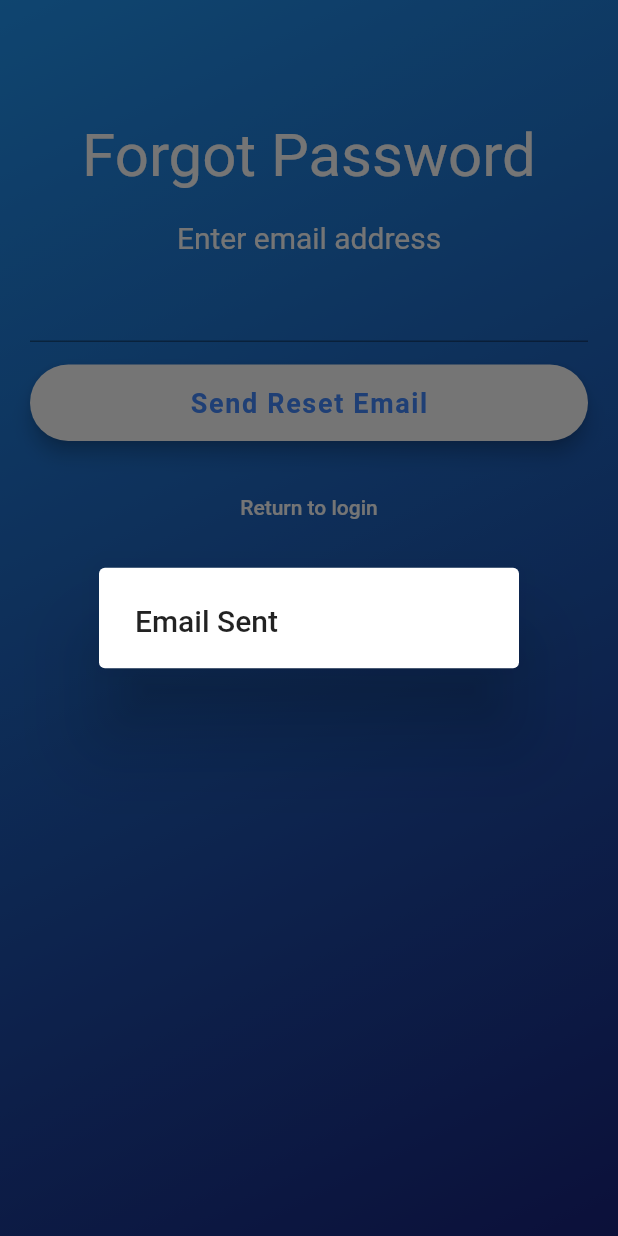
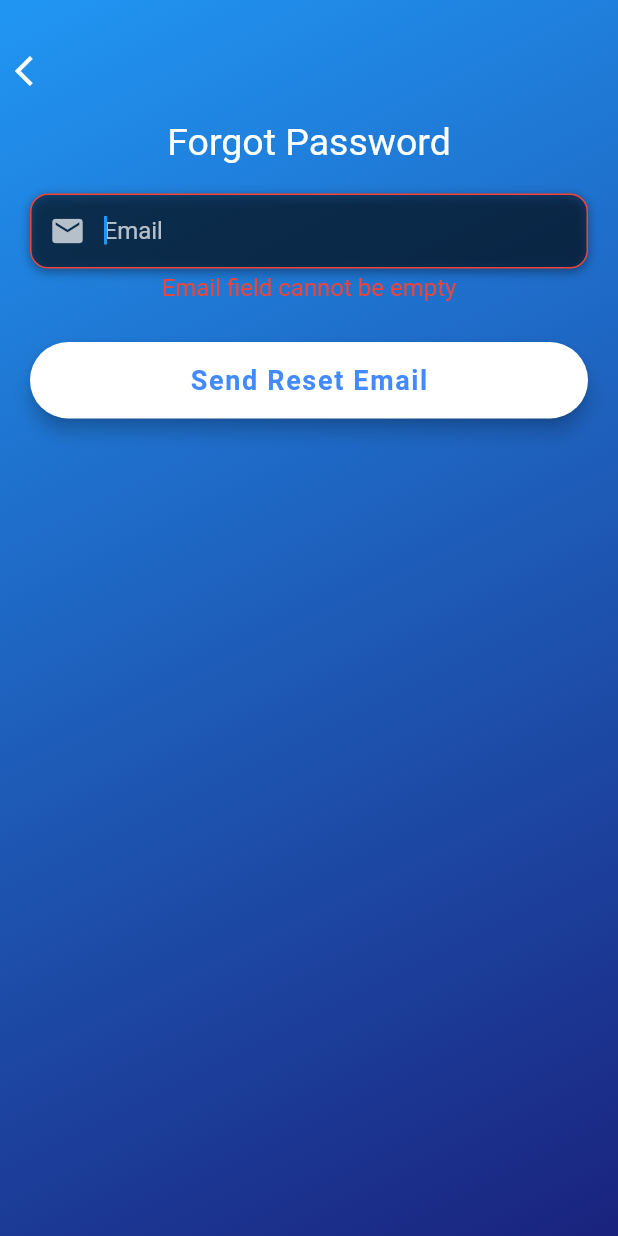
Before and after one commit to michaelpropp18/universal_store, a Flutter app: the ForgotPasswordScreen screen opened by its route, after a tap on "Send Reset Email", on a phone screen of 412 x 824 dp. Run offline on Flutter 3.47's test engine with Material 2 defaults, Android fonts, the phone set to English and light mode, and no system bars; our stand-ins replace cloud_firestore, firebase_auth, flutter_spinkit; accounts and stored records are empty.

Commit message:
ViewModel and UI tweak for Forgot Password

```diff
--- a/lib/services/auth.dart
+++ b/lib/services/auth.dart
@@ -71,6 +71,12 @@ class AuthService {
     }
   }
 
+  // TODO: reset password
+  Future resetPassword(String email) async {
+    AuthResultStatus _status = AuthResultStatus.successful;
+    return _status;
+  }
+
   // sign out
   Future signOut() async {
     try {
--- a/lib/view/authentication/forgot_password_screen.dart
+++ b/lib/view/authentication/forgot_password_screen.dart
@@ -1,21 +1,25 @@
-
 import 'package:flutter/material.dart';
 import 'package:universal_store/view/authentication/widgets/background_gradient.dart';
 import 'package:provider/provider.dart';
-import 'package:universal_store/routing/routing_constants.dart';
+import 'package:universal_store/view/authentication/widgets/error_text.dart';
 import 'package:universal_store/view/authentication/widgets/submit_button.dart';
 import 'package:universal_store/view_models/login_view_model.dart';
 
+import 'widgets/back_arrow.dart';
 import 'widgets/background_gradient.dart';
+import 'widgets/input_field.dart';
 
 class ForgotPasswordScreen extends StatelessWidget {
   createAlertDialog(BuildContext context) {
-    return showDialog(context: context, builder: (context){
+    return showDialog(
+        context: context,
+        builder: (context) {
           return AlertDialog(
             title: Text("Email Sent"),
           );
         });
   }
+
   @override
   Widget build(BuildContext context) {
     final viewModel = Provider.of<LoginViewModel>(context);
@@ -24,6 +28,7 @@ class ForgotPasswordScreen extends StatelessWidget {
       body: Stack(
         children: <Widget>[
           BackgroundGradient(),
+          BackArrow(),
           Container(
             padding: EdgeInsets.symmetric(
               horizontal: 20.0,
@@ -35,35 +40,30 @@ class ForgotPasswordScreen extends StatelessWidget {
                   'Forgot Password',
                   style: TextStyle(
                     color: Colors.white,
-                    fontSize: 40,
+                    fontSize: 25,
                   ),
                 ),
                 SizedBox(height: 20),
-                Text(
-                  'Enter email address',
-                  style: TextStyle(
-                    color: Colors.white,
-                    fontSize: 20,
+                InputField(
+                  error: viewModel.resetEmailError != '',
+                  autofocus: true,
+                  textInputType: TextInputType.emailAddress,
+                  hintText: 'Email',
+                  onChanged: (t) {
+                    viewModel.resetEmail = t;
+                  },
+                  icon: Icons.mail,
                 ),
-                ),
-                SizedBox(height: 10),
-                TextField(
-                ),
-                SizedBox(height: 15),
+                ErrorText(viewModel.resetEmailError),
+                SizedBox(height: 24),
                 SubmitButton(
-                  onPressed: () {
+                    onPressed: () async {
+                      if (await viewModel.resetPassword()) {
                         createAlertDialog(context);
+                      }
                     },
                     text: 'Send Reset Email'), //on pressed send reset email
                 SizedBox(height: 20),
-                FlatButton(
-                  onPressed: () => Navigator.pushNamedAndRemoveUntil(
-                      context, HomeRoute, (route) => false),
-                  child: Text(
-                    'Return to login',
-                    style: TextStyle(color: Colors.white),
-                  ),
-                ),
               ],
             ),
           ),
--- a/lib/view_models/login_view_model.dart
+++ b/lib/view_models/login_view_model.dart
@@ -15,15 +15,23 @@ class LoginViewModel with ChangeNotifier {
   String _emailError;
   String _passwordError;
   String _loginError;
+
+  String _resetEmail; // email on reset password screen
+  String _resetEmailError; // error for email on reset password screen
+  String _resetRequestError; // error for password request itself
+
   final AuthService _auth = AuthService();
   bool _loading; // true if loading icon should be shown on the screen
 
   LoginViewModel() {
     _email = '';
     _password = '';
+    _resetEmail = '';
     _emailError = '';
     _passwordError = '';
     _loginError = '';
+    _resetEmailError = '';
+    _resetRequestError = '';
     _loading = false;
   }
 
@@ -42,6 +50,17 @@ class LoginViewModel with ChangeNotifier {
     notifyListeners();
   }
 
+  void checkResetEmailError() {
+    if (_resetEmail == '') {
+      _resetEmailError = 'Email field cannot be empty';
+    } else if (!_resetEmail.contains('@')) {
+      _resetEmailError = 'Please enter a valid email';
+    } else {
+      _resetEmailError = '';
+    }
+    notifyListeners();
+  }
+
   void checkPasswordError() {
     if (_password == '') {
       _passwordError = 'Password field cannot be empty';
@@ -55,6 +74,8 @@ class LoginViewModel with ChangeNotifier {
     _emailError = '';
     _passwordError = '';
     _loginError = '';
+    _resetEmailError = '';
+    _resetRequestError = '';
     notifyListeners();
   }
 
@@ -83,10 +104,39 @@ class LoginViewModel with ChangeNotifier {
   }
 
   /////////////////////////////////////////////////
+  /// Forgot Password Reset
+  /////////////////////////////////////////////////
+
+  /*
+  Returns true if successful, false otherwise
+  */
+  Future resetPassword() async {
+    if (_resetEmail != '' && _resetEmailError == '') {
+      dynamic status = await _auth.resetPassword(_resetEmail);
+      if (status != AuthResultStatus.successful) {
+        _resetEmailError =
+            AuthExceptionHandler.generateExceptionMessage(status);
+        notifyListeners();
+        return false;
+      } else {
+        return true;
+      }
+    } else {
+      checkResetEmailError();
+      notifyListeners();
+      return false;
+    }
+  }
+
+  /////////////////////////////////////////////////
   /// Getters
   /////////////////////////////////////////////////
 
   String get email {
+    return _email;
+  }
+
+  String get resetEmail {
     return _email;
   }
 
@@ -96,6 +146,10 @@ class LoginViewModel with ChangeNotifier {
 
   String get emailError {
     return _emailError;
+  }
+
+  String get resetEmailError {
+    return _resetEmailError;
   }
 
   String get passwordError {
@@ -120,6 +174,12 @@ class LoginViewModel with ChangeNotifier {
     notifyListeners();
   }
 
+  set resetEmail(String resetEmail) {
+    _resetEmail = resetEmail;
+    checkResetEmailError();
+    notifyListeners();
+  }
+
   set password(String password) {
     _password = password;
     checkPasswordError();
```
Lines whose indentation alone changed are shown as unchanged.
